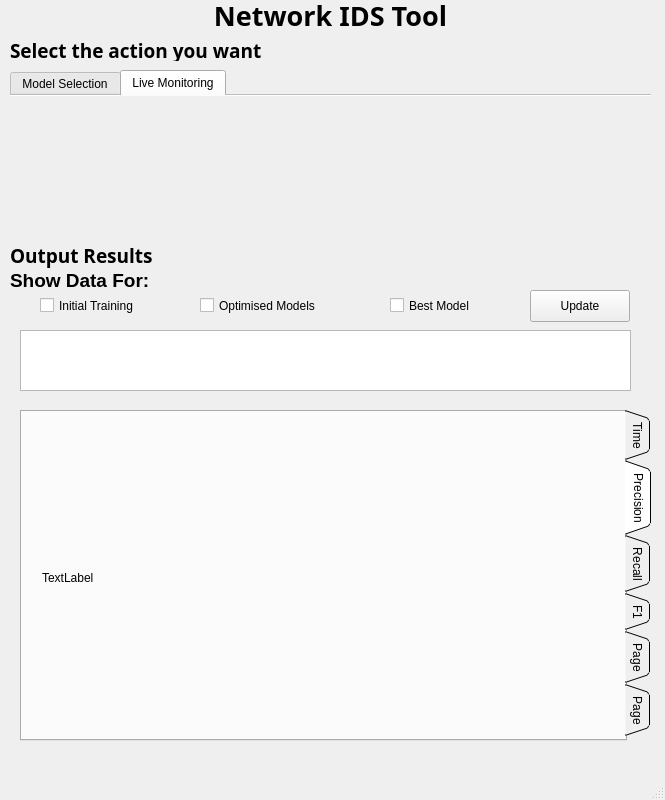
The window that updatedWindow.ui (judebcampbell/ICSNetworkIDSBuilder) describes before a commit, drawn with Qt 5.
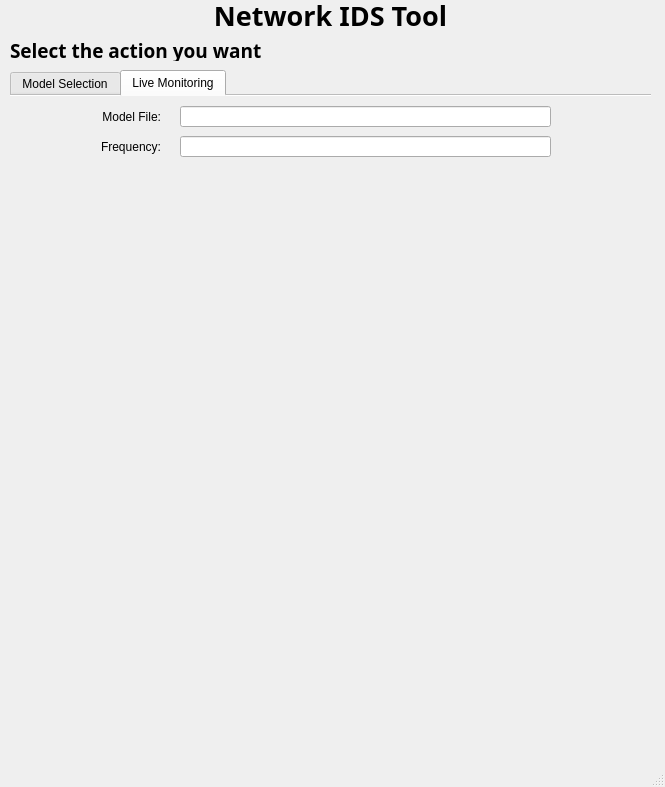
The same window after the commit. The open tabs and pages were chosen to show the change.

Commit message: updated ui and feature generation

Patch:
```diff
--- a/updatedWindow.ui
+++ b/updatedWindow.ui
@@ -7,7 +7,7 @@
     <x>0</x>
     <y>0</y>
     <width>665</width>
-    <height>800</height>
+    <height>787</height>
    </rect>
   </property>
   <property name="windowTitle">
@@ -20,7 +20,7 @@
       <x>10</x>
       <y>70</y>
       <width>641</width>
-      <height>161</height>
+      <height>671</height>
      </rect>
     </property>
     <property name="font">
@@ -256,12 +256,28 @@
        <string>Provide Training Summaries     </string>
       </property>
      </widget>
-    </widget>
-    <widget class="QWidget" name="LiveTAB">
-     <attribute name="title">
-      <string>Live Monitoring</string>
-     </attribute>
-    </widget>
+     <widget class="QLabel" name="OutputSectionLABEL">
+      <property name="enabled">
+       <bool>true</bool>
+      </property>
+      <property name="geometry">
+       <rect>
+        <x>10</x>
+        <y>120</y>
+        <width>411</width>
+        <height>31</height>
+       </rect>
+      </property>
+      <property name="font">
+       <font>
+        <family>Arial Black</family>
+        <pointsize>14</pointsize>
+        <bold>true</bold>
+       </font>
+      </property>
+      <property name="text">
+       <string>Output Results</string>
+      </property>
    </widget>
    <widget class="QWidget" name="graphOutputWIDGET" native="true">
     <property name="enabled">
@@ -269,19 +285,19 @@
     </property>
     <property name="geometry">
      <rect>
-      <x>10</x>
-      <y>270</y>
+        <x>0</x>
+        <y>150</y>
       <width>641</width>
-      <height>481</height>
+        <height>491</height>
      </rect>
     </property>
     <widget class="QTabWidget" name="extraTAB2">
      <property name="geometry">
       <rect>
        <x>10</x>
-       <y>140</y>
+         <y>100</y>
        <width>631</width>
-       <height>331</height>
+         <height>391</height>
       </rect>
      </property>
      <property name="tabPosition">
@@ -343,10 +359,10 @@
       <widget class="QLabel" name="precisionOutputLABEL">
        <property name="geometry">
         <rect>
-         <x>20</x>
-         <y>20</y>
-         <width>571</width>
-         <height>291</height>
+           <x>10</x>
+           <y>10</y>
+           <width>581</width>
+           <height>361</height>
         </rect>
        </property>
        <property name="text">
@@ -427,30 +443,10 @@
       </widget>
      </widget>
     </widget>
-    <widget class="QLabel" name="OutputLABEL">
-     <property name="geometry">
-      <rect>
-       <x>0</x>
-       <y>0</y>
-       <width>221</width>
-       <height>21</height>
-      </rect>
-     </property>
-     <property name="font">
-      <font>
-       <family>Arial</family>
-       <pointsize>14</pointsize>
-       <bold>true</bold>
-      </font>
-     </property>
-     <property name="text">
-      <string>Show Data For:</string>
-     </property>
-    </widget>
     <widget class="QCheckBox" name="optimisationCHECK">
      <property name="geometry">
       <rect>
-       <x>190</x>
+         <x>200</x>
        <y>20</y>
        <width>141</width>
        <height>31</height>
@@ -463,7 +459,7 @@
     <widget class="QCheckBox" name="TrainingCHECK">
      <property name="geometry">
       <rect>
-       <x>30</x>
+         <x>10</x>
        <y>20</y>
        <width>151</width>
        <height>31</height>
@@ -508,11 +504,126 @@
      <property name="geometry">
       <rect>
        <x>10</x>
-       <y>60</y>
+         <y>50</y>
        <width>611</width>
-       <height>61</height>
-      </rect>
-     </property>
+         <height>51</height>
+        </rect>
+       </property>
+       <property name="html">
+        <string>&lt;!DOCTYPE HTML PUBLIC &quot;-//W3C//DTD HTML 4.0//EN&quot; &quot;http://www.w3.org/TR/REC-html40/strict.dtd&quot;&gt;
+&lt;html&gt;&lt;head&gt;&lt;meta name=&quot;qrichtext&quot; content=&quot;1&quot; /&gt;&lt;meta charset=&quot;utf-8&quot; /&gt;&lt;style type=&quot;text/css&quot;&gt;
+p, li { white-space: pre-wrap; }
+hr { height: 1px; border-width: 0; }
+li.unchecked::marker { content: &quot;\2610&quot;; }
+li.checked::marker { content: &quot;\2612&quot;; }
+&lt;/style&gt;&lt;/head&gt;&lt;body style=&quot; font-family:'Arial'; font-size:13pt; font-weight:400; font-style:normal;&quot;&gt;
+&lt;p style=&quot; margin-top:0px; margin-bottom:0px; margin-left:0px; margin-right:0px; -qt-block-indent:0; text-indent:0px;&quot;&gt;Stats&lt;/p&gt;
+&lt;p style=&quot;-qt-paragraph-type:empty; margin-top:0px; margin-bottom:0px; margin-left:0px; margin-right:0px; -qt-block-indent:0; text-indent:0px;&quot;&gt;&lt;br /&gt;&lt;/p&gt;&lt;/body&gt;&lt;/html&gt;</string>
+       </property>
+      </widget>
+      <widget class="QLabel" name="OutputLABEL">
+       <property name="geometry">
+        <rect>
+         <x>10</x>
+         <y>0</y>
+         <width>221</width>
+         <height>21</height>
+        </rect>
+       </property>
+       <property name="font">
+        <font>
+         <family>Arial</family>
+         <pointsize>14</pointsize>
+         <bold>true</bold>
+        </font>
+       </property>
+       <property name="text">
+        <string>Show Data For:</string>
+       </property>
+      </widget>
+     </widget>
+    </widget>
+    <widget class="QWidget" name="LiveTAB">
+     <attribute name="title">
+      <string>Live Monitoring</string>
+     </attribute>
+     <widget class="QLabel" name="TrainingFileLABEL_2">
+      <property name="geometry">
+       <rect>
+        <x>50</x>
+        <y>10</y>
+        <width>101</width>
+        <height>21</height>
+       </rect>
+      </property>
+      <property name="font">
+       <font>
+        <family>Arial</family>
+       </font>
+      </property>
+      <property name="layoutDirection">
+       <enum>Qt::RightToLeft</enum>
+      </property>
+      <property name="text">
+       <string>Model File:</string>
+      </property>
+      <property name="alignment">
+       <set>Qt::AlignRight|Qt::AlignTrailing|Qt::AlignVCenter</set>
+      </property>
+      <property name="buddy">
+       <cstring>trainingFileINPUT</cstring>
+      </property>
+     </widget>
+     <widget class="QLabel" name="TargetFileLABEL_2">
+      <property name="geometry">
+       <rect>
+        <x>50</x>
+        <y>40</y>
+        <width>101</width>
+        <height>21</height>
+       </rect>
+      </property>
+      <property name="font">
+       <font>
+        <family>Arial</family>
+       </font>
+      </property>
+      <property name="layoutDirection">
+       <enum>Qt::RightToLeft</enum>
+      </property>
+      <property name="text">
+       <string>Frequency:</string>
+      </property>
+      <property name="alignment">
+       <set>Qt::AlignRight|Qt::AlignTrailing|Qt::AlignVCenter</set>
+      </property>
+      <property name="buddy">
+       <cstring>targetfileINPUT</cstring>
+      </property>
+     </widget>
+     <widget class="QLineEdit" name="trainingFileINPUT_2">
+      <property name="geometry">
+       <rect>
+        <x>170</x>
+        <y>10</y>
+        <width>371</width>
+        <height>21</height>
+       </rect>
+      </property>
+     </widget>
+     <widget class="QLineEdit" name="targetfileINPUT_2">
+      <property name="geometry">
+       <rect>
+        <x>170</x>
+        <y>40</y>
+        <width>371</width>
+        <height>21</height>
+       </rect>
+      </property>
+      <property name="text">
+       <string/>
+      </property>
+     </widget>
     </widget>
    </widget>
    <widget class="QLabel" name="SetUpLABEL">
@@ -535,29 +646,6 @@
      <string>Select the action you want</string>
     </property>
    </widget>
-   <widget class="QLabel" name="OutputSectionLABEL">
-    <property name="enabled">
-     <bool>true</bool>
-    </property>
-    <property name="geometry">
-     <rect>
-      <x>10</x>
-      <y>240</y>
-      <width>411</width>
-      <height>31</height>
-     </rect>
-    </property>
-    <property name="font">
-     <font>
-      <family>Arial Black</family>
-      <pointsize>14</pointsize>
-      <bold>true</bold>
-     </font>
-    </property>
-    <property name="text">
-     <string>Output Results</string>
-    </property>
-   </widget>
    <widget class="QLabel" name="TitleLABEL">
     <property name="geometry">
      <rect>
```
Left out of the diff: 4 changed lines with no effect on the pictures. Lines whose indentation alone changed are shown as unchanged. The commit also changes 5 other files.
